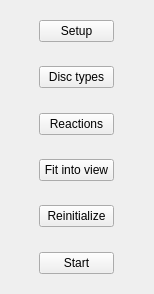
Old version of the form src/lib/gui/widgets/SimulationControlWidget.ui in the repository yannik131/Cell.
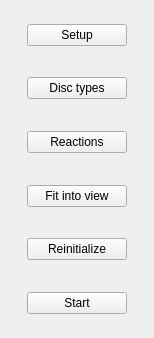
New version of the form.

What changed in the file:
```diff
--- a/src/lib/gui/widgets/SimulationControlWidget.ui
+++ b/src/lib/gui/widgets/SimulationControlWidget.ui
@@ -7,7 +7,7 @@
     <x>0</x>
     <y>0</y>
     <width>154</width>
-    <height>294</height>
+    <height>338</height>
    </rect>
   </property>
   <property name="windowTitle">
@@ -27,7 +27,7 @@
        <widget class="QPushButton" name="editSetupPushButton">
         <property name="maximumSize">
          <size>
-          <width>75</width>
+          <width>100</width>
           <height>16777215</height>
          </size>
         </property>
@@ -46,7 +46,7 @@
        <widget class="QPushButton" name="editDiscTypesPushButton">
         <property name="maximumSize">
          <size>
-          <width>75</width>
+          <width>100</width>
           <height>16777215</height>
          </size>
         </property>
@@ -65,7 +65,7 @@
        <widget class="QPushButton" name="editReactionsPushButton">
         <property name="maximumSize">
          <size>
-          <width>75</width>
+          <width>100</width>
           <height>16777215</height>
          </size>
         </property>
@@ -84,7 +84,7 @@
        <widget class="QPushButton" name="fitIntoViewButton">
         <property name="maximumSize">
          <size>
-          <width>75</width>
+          <width>100</width>
           <height>16777215</height>
          </size>
         </property>
@@ -103,7 +103,7 @@
        <widget class="QPushButton" name="reinitializeButton">
         <property name="maximumSize">
          <size>
-          <width>75</width>
+          <width>100</width>
           <height>16777215</height>
          </size>
         </property>
@@ -122,7 +122,7 @@
        <widget class="QPushButton" name="startStopButton">
         <property name="maximumSize">
          <size>
-          <width>75</width>
+          <width>100</width>
           <height>16777215</height>
          </size>
         </property>
```
Left out of the diff: 2 changed lines with no effect on the pictures.
